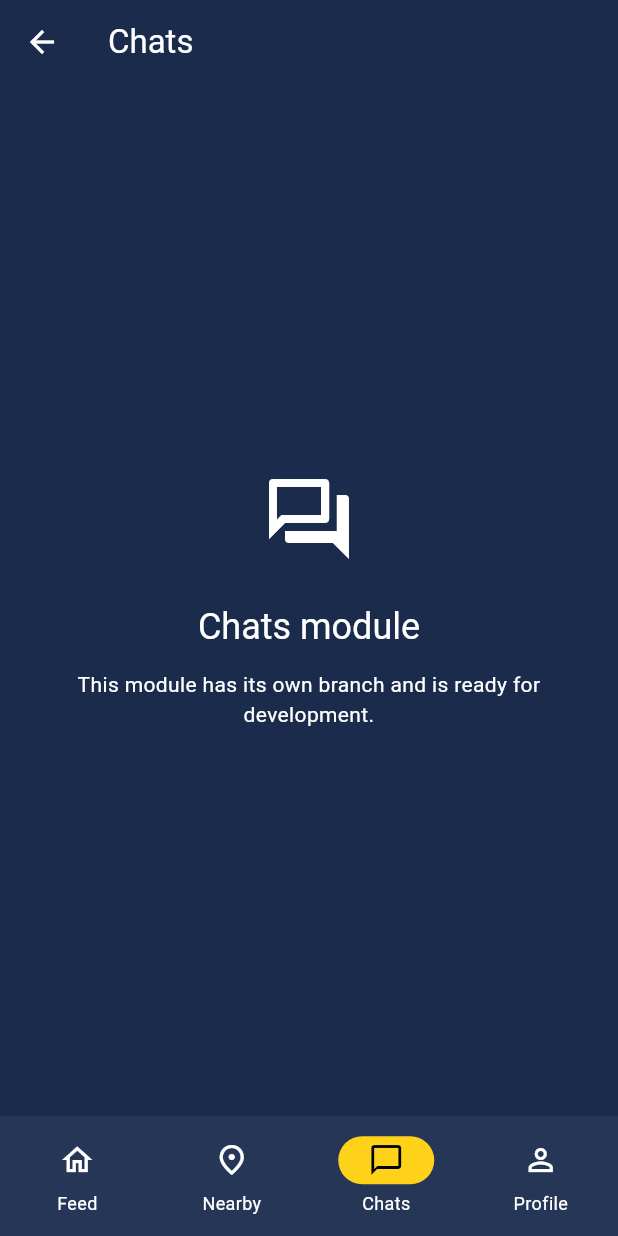
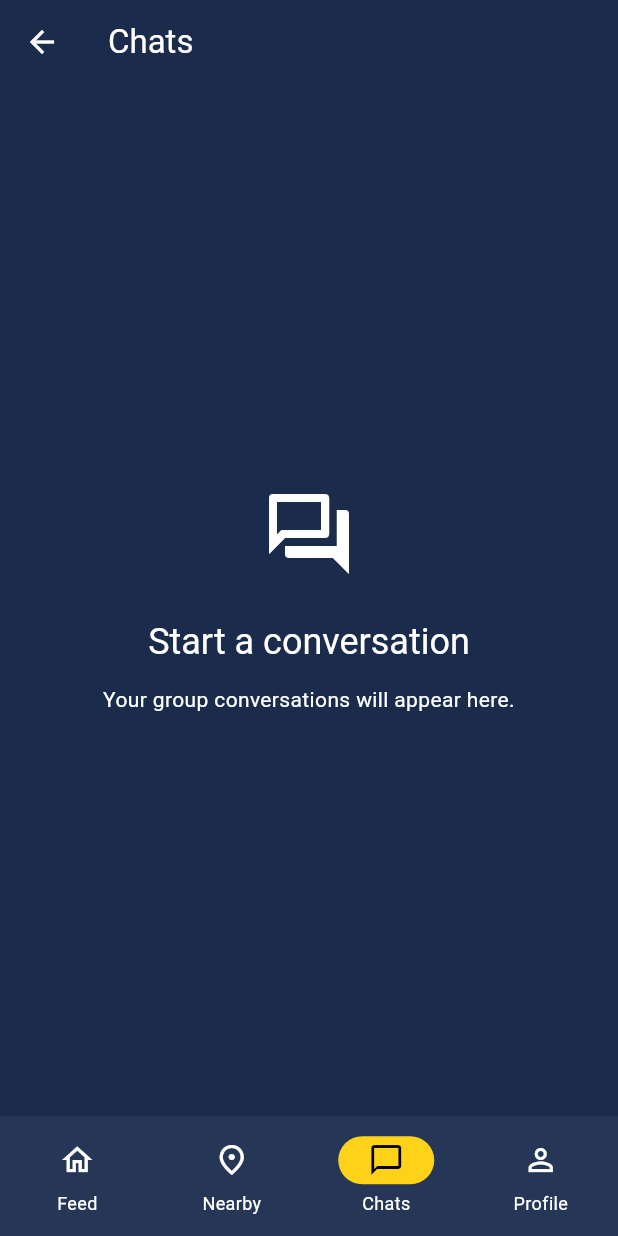
Before and after one commit to Mohamed-Mansouri/Connectly-v2, a Flutter app: the AppShell screen opened directly, item 3 of the bottom bar chosen, on a phone screen of 412 x 824 dp. Run offline on Flutter 3.47's test engine with Material 3 defaults, Android fonts, the phone set to English and light mode, and no system bars.

Commit message:
feat(messaging): start chats module

```diff
--- a/lib/features/messaging/module_entry.dart
+++ b/lib/features/messaging/module_entry.dart
@@ -1,15 +1,12 @@
 import 'package:flutter/material.dart';
 
-import '../../shared/presentation/module_placeholder_screen.dart';
+import 'presentation/messages_screen.dart';
 
 class MessagingModule extends StatelessWidget {
   const MessagingModule({super.key});
 
   @override
   Widget build(BuildContext context) {
-    return const ModulePlaceholderScreen(
-      title: 'Chats',
-      icon: Icons.forum_outlined,
-    );
+    return const MessagesScreen();
   }
 }
--- /dev/null
+++ b/lib/features/messaging/presentation/messages_screen.dart
@@ -0,0 +1,19 @@
+import 'package:flutter/material.dart';
+
+import '../../../shared/presentation/empty_state.dart';
+
+class MessagesScreen extends StatelessWidget {
+  const MessagesScreen({super.key});
+
+  @override
+  Widget build(BuildContext context) {
+    return Scaffold(
+      appBar: AppBar(title: const Text('Chats')),
+      body: const EmptyState(
+        icon: Icons.forum_outlined,
+        title: 'Start a conversation',
+        message: 'Your group conversations will appear here.',
+      ),
+    );
+  }
+}
```
Also changed, not shown: 1 other file.
